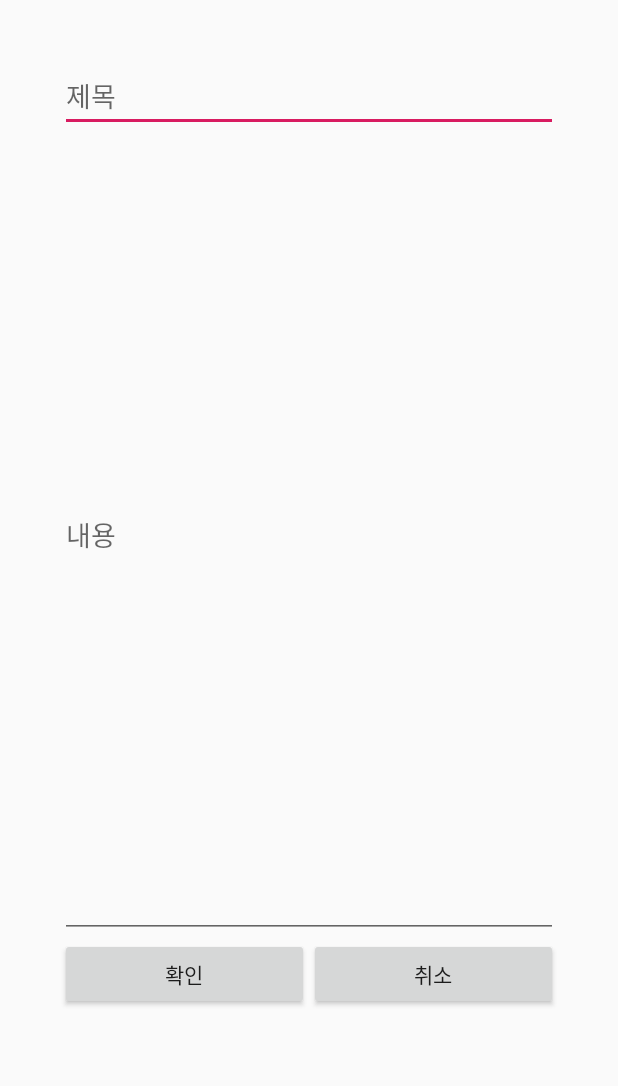
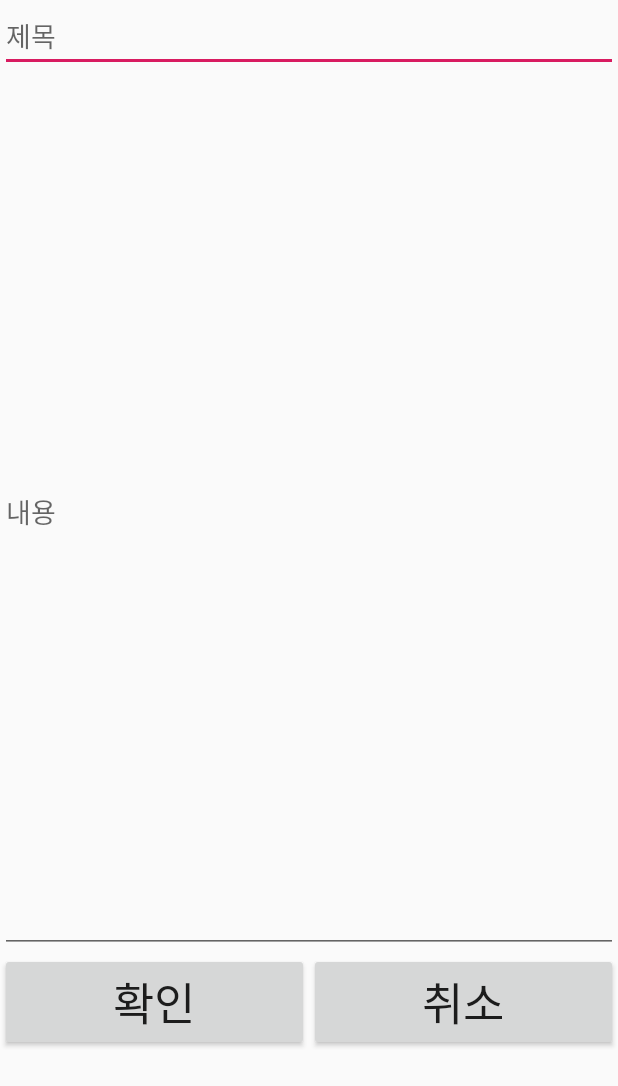
Before and after one commit to devsungmin/Mobile-SW-Project, an Android app: the WriteActivity screen opened directly, with no data from a screen before it, on a phone screen of 412 x 824 dp. Shown: the top 1086 px of the screen. Run offline under Robolectric (Android 15) with nearby library versions, the phone set to English and light mode, and no system bars; our stand-ins replace Firebase (no records; nobody signed in at launch, a user with empty details on screens opened directly).

Commit message:
button 값 수정

```diff
--- a/Example/shelter/app/src/main/res/layout/activity_write.xml
+++ b/Example/shelter/app/src/main/res/layout/activity_write.xml
@@ -4,14 +4,12 @@
     xmlns:tools="http://schemas.android.com/tools"
     android:layout_width="match_parent"
     android:layout_height="match_parent"
-    android:layout_margin="20dp"
     tools:context=".WriteActivity">
 
 
     <RelativeLayout
         android:layout_width="match_parent"
         android:layout_height="match_parent"
-        android:padding="20dp"
         tools:layout_editor_absoluteX="-123dp"
         tools:layout_editor_absoluteY="-232dp">
 
@@ -31,10 +29,10 @@
             <EditText
                 android:id="@+id/content"
                 android:layout_width="match_parent"
-                android:layout_height="537dp"
+                android:layout_height="587dp"
                 android:ems="10"
                 android:hint="내용"
-                android:inputType="textPersonName" />
+                android:inputType="textPersonName"/>
 
             <LinearLayout
                 android:layout_width="match_parent"
@@ -46,6 +44,7 @@
                     android:layout_width="wrap_content"
                     android:layout_height="wrap_content"
                     android:layout_weight="1"
+                    android:textSize="30dp"
                     android:text="확인" />
 
                 <Button
@@ -53,7 +52,8 @@
                     android:layout_width="wrap_content"
                     android:layout_height="wrap_content"
                     android:layout_weight="1"
-                    android:text="취소" />
+                    android:text="취소"
+                    android:textSize="30dp"/>
             </LinearLayout>
 
         </LinearLayout>
```
